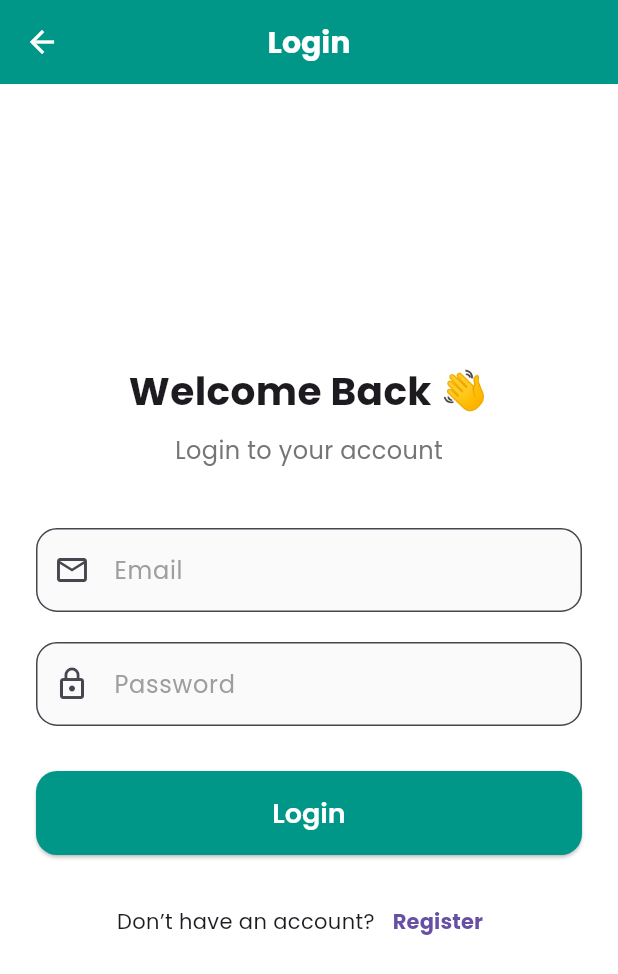
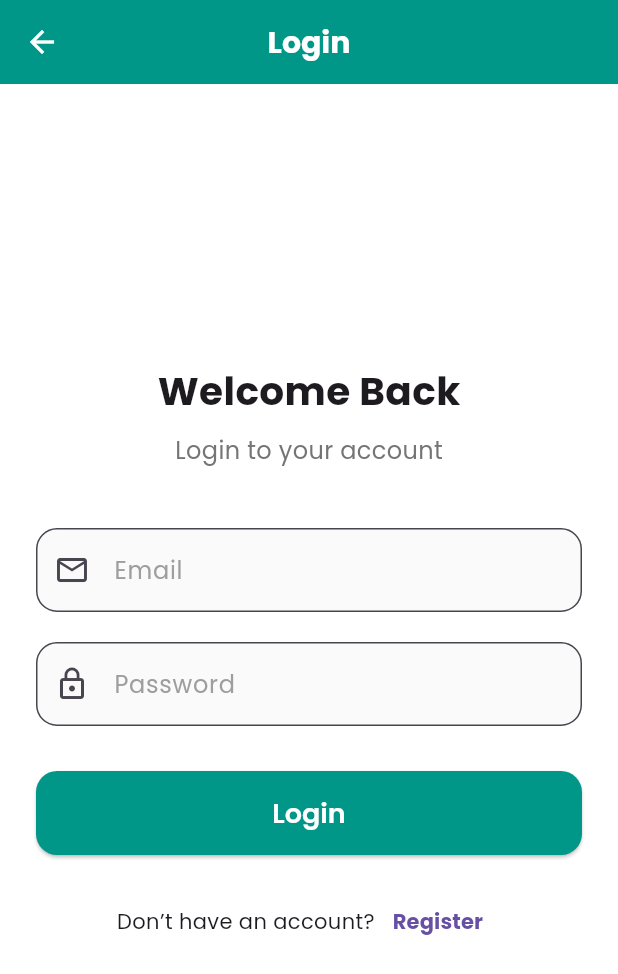
Before and after one commit to madona-ashraf/booking_app, a Flutter app: the LoginPage screen opened directly, on a phone screen of 412 x 824 dp. Shown: the top 974 px of the screen. Run offline on Flutter 3.47's test engine with Material 3 defaults, Android fonts, the light colour scheme and no system bars.

Commit message:
update text

```diff
--- a/lib/features/auth/presentation/pages/login_page.dart
+++ b/lib/features/auth/presentation/pages/login_page.dart
@@ -37,7 +37,7 @@ class _LoginPageState extends State<LoginPage> {
             mainAxisAlignment: MainAxisAlignment.center,
             children: [
               const Text(
-                "Welcome Back 👋",
+                "Welcome Back",
                 style: TextStyle(
                   fontFamily: 'Poppins',
                   fontSize: 26,
```
